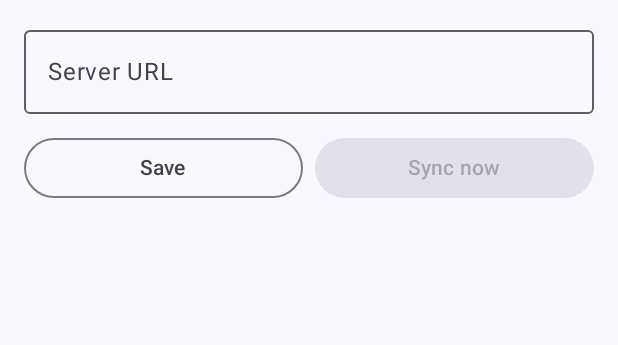
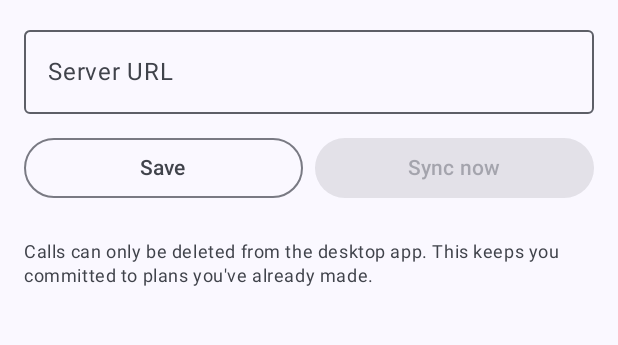
Before and after one commit to Mutua-Caleb/Scheduler, an Android app built with Jetpack Compose: the SettingsScreen screen opened through its navigation route, on a phone screen of 412 x 824 dp, the part 210-555 px from its top. Run offline under Robolectric (Android 15) with nearby library versions, the phone set to English and light mode, and no system bars.

Commit message:
Remove delete affordance from Android; desktop is sole deletion path
A commitment-device feature: scheduled calls can only be deleted from
the desktop web UI. This raises the bar for cancelling plans you've
already made for yourself.

- Drop the trash IconButton from each list row.
- Remove onDelete from ScheduleListScreen's signature and the matching
  delete() method on CallsViewModel so there's no entry point left.
- Delete the now-unused CallRepository.softDelete; server-pushed
  tombstones still apply through applyFromSync() as before, so deleting
  on the desktop still propagates to the phone via sync.
- Explainer text in the list empty state and the Settings screen
  telling the user where deletion happens.

```diff
--- a/app/src/main/java/com/scheduler/calls/ui/MainActivity.kt
+++ b/app/src/main/java/com/scheduler/calls/ui/MainActivity.kt
@@ -92,7 +92,6 @@ class MainActivity : ComponentActivity() {
                                 totalCount = calls.size,
                                 onAdd = { navController.navigate("edit/0") },
                                 onEdit = { navController.navigate("edit/${it.id}") },
-                                onDelete = viewModel::delete,
                                 onHistory = { navController.navigate("history") },
                                 onSettings = { navController.navigate("settings") }
                             )
--- a/app/src/main/java/com/scheduler/calls/ui/ScheduleListScreen.kt
+++ b/app/src/main/java/com/scheduler/calls/ui/ScheduleListScreen.kt
@@ -21,7 +21,6 @@ import androidx.compose.foundation.shape.CircleShape
 import androidx.compose.material.icons.Icons
 import androidx.compose.material.icons.filled.Add
 import androidx.compose.material.icons.filled.Close
-import androidx.compose.material.icons.filled.Delete
 import androidx.compose.material.icons.filled.History
 import androidx.compose.material.icons.filled.Repeat
 import androidx.compose.material.icons.filled.Search
@@ -67,7 +66,6 @@ fun ScheduleListScreen(
     totalCount: Int,
     onAdd: () -> Unit,
     onEdit: (ScheduledCall) -> Unit,
-    onDelete: (ScheduledCall) -> Unit,
     onHistory: () -> Unit,
     onSettings: () -> Unit
 ) {
@@ -103,13 +101,23 @@ fun ScheduleListScreen(
 
             if (calls.isEmpty()) {
                 Box(
-                    modifier = Modifier.fillMaxSize(),
+                    modifier = Modifier.fillMaxSize().padding(24.dp),
                     contentAlignment = Alignment.Center
                 ) {
-                    Text(
-                        if (totalCount == 0) stringResource(R.string.list_empty)
-                        else stringResource(R.string.list_empty_filtered)
-                    )
+                    Column(horizontalAlignment = Alignment.CenterHorizontally) {
+                        Text(
+                            if (totalCount == 0) stringResource(R.string.list_empty)
+                            else stringResource(R.string.list_empty_filtered)
+                        )
+                        if (totalCount == 0) {
+                            Spacer(Modifier.padding(top = 12.dp))
+                            Text(
+                                stringResource(R.string.delete_disabled_explainer),
+                                style = MaterialTheme.typography.bodySmall,
+                                color = MaterialTheme.colorScheme.onSurfaceVariant
+                            )
+                        }
+                    }
                 }
             } else {
                 LazyColumn(
@@ -117,7 +125,7 @@ fun ScheduleListScreen(
                     contentPadding = PaddingValues(horizontal = 12.dp, vertical = 8.dp),
                     verticalArrangement = Arrangement.spacedBy(8.dp)
                 ) {
-                    items(calls, key = { it.id }) { call -> CallRow(call, onEdit, onDelete) }
+                    items(calls, key = { it.id }) { call -> CallRow(call, onEdit) }
                 }
             }
         }
@@ -174,8 +182,7 @@ private fun FilterRow(active: CallFilter, onChange: (CallFilter) -> Unit) {
 @Composable
 private fun CallRow(
     call: ScheduledCall,
-    onEdit: (ScheduledCall) -> Unit,
-    onDelete: (ScheduledCall) -> Unit
+    onEdit: (ScheduledCall) -> Unit
 ) {
     val context = LocalContext.current
     val avatarColor = remember(call.contactName, call.phoneNumber) {
@@ -236,12 +243,6 @@ private fun CallRow(
                     }
                 }
             }
-            IconButton(onClick = { onDelete(call) }) {
-                Icon(
-                    Icons.Default.Delete,
-                    contentDescription = stringResource(R.string.action_delete)
-                )
-            }
         }
     }
 }
--- a/app/src/main/java/com/scheduler/calls/ui/SettingsScreen.kt
+++ b/app/src/main/java/com/scheduler/calls/ui/SettingsScreen.kt
@@ -122,6 +122,13 @@ fun SettingsScreen(
                     style = MaterialTheme.typography.bodySmall
                 )
             }
+
+            Text(
+                stringResource(R.string.delete_disabled_explainer),
+                style = MaterialTheme.typography.bodySmall,
+                color = MaterialTheme.colorScheme.onSurfaceVariant,
+                modifier = Modifier.padding(top = 12.dp)
+            )
         }
     }
 }
--- a/app/src/main/res/values/strings.xml
+++ b/app/src/main/res/values/strings.xml
@@ -6,6 +6,7 @@
     <string name="list_title">Scheduled Calls</string>
     <string name="list_empty">No scheduled calls. Tap + to add one.</string>
     <string name="list_empty_filtered">No matches for the current filter.</string>
+    <string name="delete_disabled_explainer">Calls can only be deleted from the desktop app. This keeps you committed to plans you\'ve already made.</string>
     <string name="search_hint">Search name, phone, or notes</string>
     <string name="action_clear">Clear</string>
     <string name="filter_all">All</string>
```
Also changed, not shown: app/src/main/java/com/scheduler/calls/data/CallRepository.kt (+0 -10 lines), app/src/main/java/com/scheduler/calls/ui/CallsViewModel.kt (+0 -10 lines).
